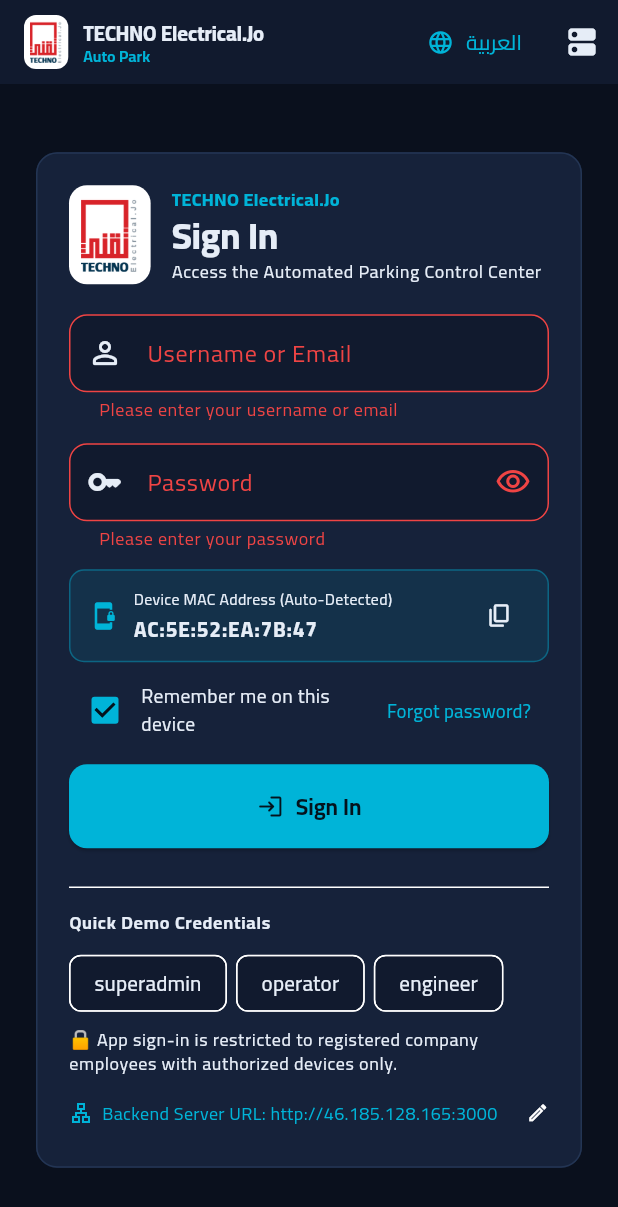
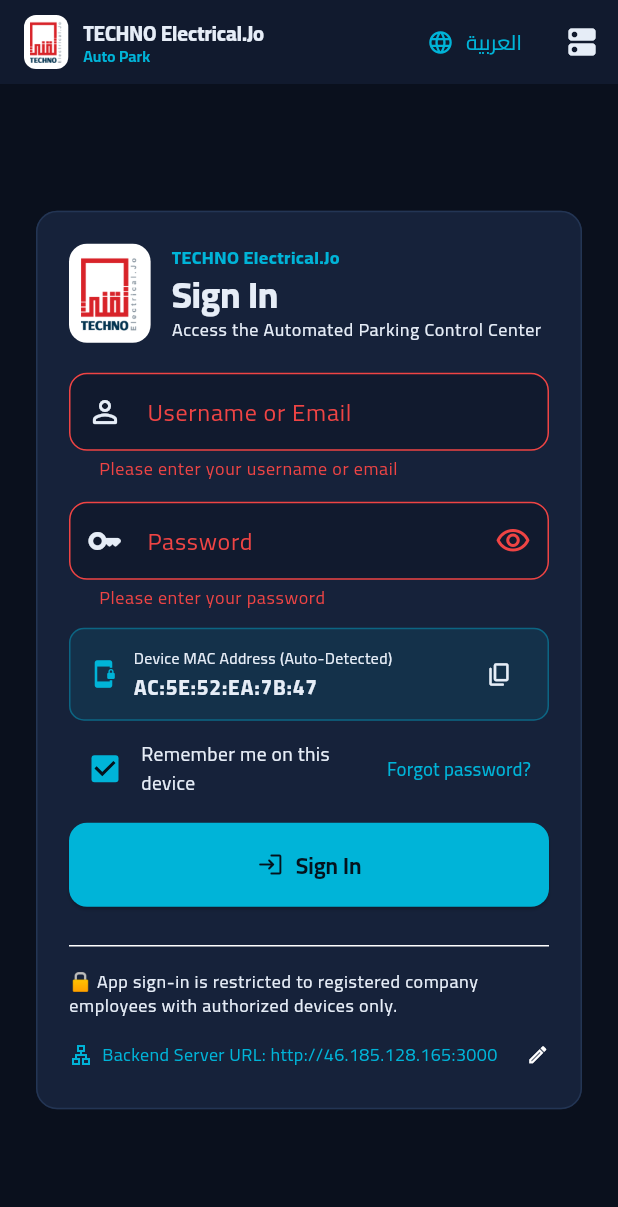
Before and after one commit to mohsafadi83-cell/AutoPark, a Flutter app: the screen it shows after launch, after a tap on "Sign In", on a phone screen of 412 x 824 dp. Shown: the top 1207 px of the screen. Run offline on Flutter 3.47's test engine with Material 3 defaults, Android fonts, the phone set to English and light mode, and no system bars; our stand-ins replace connectivity_plus, dio, flutter_local_notifications, flutter_riverpod, flutter_secure_storage, local_auth and 3 more.

Commit message:
security(mobile): remove demo quick-fill credentials, add brute-force lockout, align P1-P3 TIA Portal labels with AutoPark.exe (v2.2.1+17)

```diff
--- a/mobile/lib/features/auth/login_screen.dart
+++ b/mobile/lib/features/auth/login_screen.dart
@@ -23,6 +23,8 @@ class _LoginScreenState extends ConsumerState<LoginScreen> {
   bool _rememberMe = true;
   bool _submitting = false;
   String? _errorBanner;
+  int _failedAttempts = 0;
+  DateTime? _lockoutUntilUtc;
 
   @override
   void initState() {
@@ -40,6 +42,16 @@ class _LoginScreenState extends ConsumerState<LoginScreen> {
 
   Future<void> _submit() async {
     if (!_formKey.currentState!.validate()) return;
+    final isAr = Localizations.localeOf(context).languageCode == 'ar';
+    if (_lockoutUntilUtc != null && DateTime.now().toUtc().isBefore(_lockoutUntilUtc!)) {
+      final rem = _lockoutUntilUtc!.difference(DateTime.now().toUtc()).inSeconds.clamp(1, 60);
+      setState(() {
+        _errorBanner = isAr
+            ? 'محاولات دخول فاشلة متكررة. حاول مجدداً بعد $rem ثانية.'
+            : 'Too many failed attempts. Try again in ${rem}s.';
+      });
+      return;
+    }
     setState(() {
       _submitting = true;
       _errorBanner = null;
@@ -51,11 +63,27 @@ class _LoginScreenState extends ConsumerState<LoginScreen> {
             password: _passwordCtrl.text,
             rememberMe: _rememberMe,
           );
+      _failedAttempts = 0;
+      _lockoutUntilUtc = null;
+      _passwordCtrl.clear();
     } on ApiError catch (e) {
       if (!mounted) return;
-      setState(() => _errorBanner = e.localizedMessage(l10n));
+      _failedAttempts++;
+      _passwordCtrl.clear();
+      if (_failedAttempts >= 5) {
+        _lockoutUntilUtc = DateTime.now().toUtc().add(const Duration(seconds: 60));
+        _failedAttempts = 0;
+        setState(() {
+          _errorBanner = isAr
+              ? 'تم قفل الدخول لمدة 60 ثانية بسبب محاولات فاشلة متكررة.'
+              : 'Sign-in locked for 60s due to repeated failed attempts.';
+        });
+      } else {
+        setState(() => _errorBanner = e.localizedMessage(l10n));
+      }
     } catch (_) {
       if (!mounted) return;
+      _passwordCtrl.clear();
       setState(() => _errorBanner = l10n.errGeneric);
     } finally {
       if (mounted) setState(() => _submitting = false);
@@ -78,14 +106,6 @@ class _LoginScreenState extends ConsumerState<LoginScreen> {
     } finally {
       if (mounted) setState(() => _submitting = false);
     }
-  }
-
-  void _fillDemo(String user, String pass) {
-    setState(() {
-      _usernameCtrl.text = user;
-      _passwordCtrl.text = pass;
-      _errorBanner = null;
-    });
   }
 
   @override
@@ -436,36 +456,6 @@ class _LoginScreenState extends ConsumerState<LoginScreen> {
                         const Divider(),
                         const SizedBox(height: 8),
                         Text(
-                          l10n.demoAccounts,
-                          style:
-                              Theme.of(context).textTheme.labelMedium?.copyWith(
-                                    fontWeight: FontWeight.w700,
-                                  ),
-                        ),
-                        const SizedBox(height: 8),
-                        Wrap(
-                          spacing: 6,
-                          runSpacing: 6,
-                          children: [
-                            ActionChip(
-                              label: const Text('superadmin'),
-                              onPressed: () =>
-                                  _fillDemo('superadmin', 'Admin@12345'),
-                            ),
-                            ActionChip(
-                              label: const Text('operator'),
-                              onPressed: () =>
-                                  _fillDemo('operator', 'Operator@123'),
-                            ),
-                            ActionChip(
-                              label: const Text('engineer'),
-                              onPressed: () =>
-                                  _fillDemo('engineer', 'Engineer@123'),
-                            ),
-                          ],
-                        ),
-                        const SizedBox(height: 6),
-                        Text(
                           isArabic
                               ? '🔒 الدخول عبر التطبيق مخصص للموظفين المعرّفين بأجهزتهم المسجّلة فقط.'
                               : '🔒 App sign-in is restricted to registered company employees with authorized devices only.',
--- a/mobile/pubspec.yaml
+++ b/mobile/pubspec.yaml
@@ -1,7 +1,7 @@
 name: auto_park
 description: "Auto Park — industrial automated car parking mobile client (Android + iOS)."
 publish_to: 'none'
-version: 2.2.0+16
+version: 2.2.1+17
 
 environment:
   sdk: '>=3.5.0 <4.0.0'
```
Also changed, not shown: mobile/lib/features/map/parking_map_screen.dart (+10 -10 lines).
